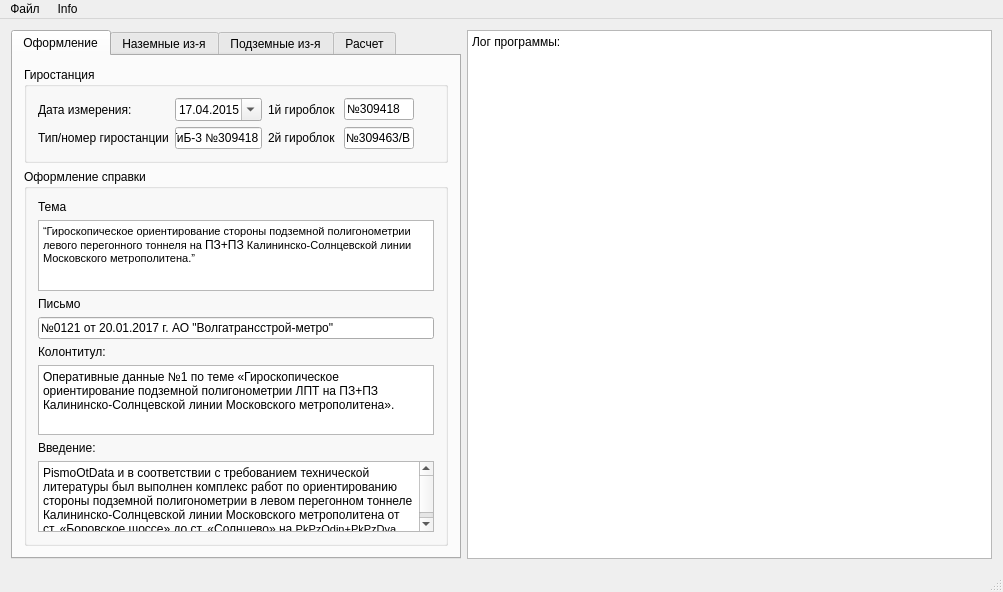
Before: the Qt Designer form mainwindow.ui in neos80/qGiro, drawn with Qt 5.
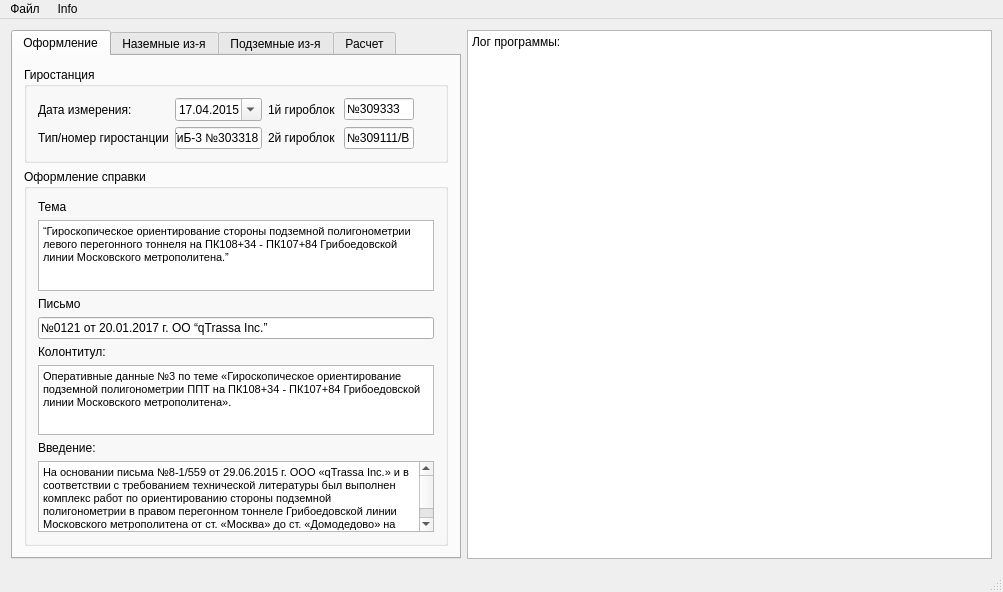
After: the same form once the commit is applied. The open tabs and pages were chosen to show the change. Icons and pictures are not drawn.

The edit to the form file:
```diff
--- a/mainwindow.ui
+++ b/mainwindow.ui
@@ -112,7 +112,7 @@
               </size>
              </property>
              <property name="text">
-              <string>ГиБ-3 №309418</string>
+              <string>ГиБ-3 №303318</string>
              </property>
              <property name="cursorPosition">
               <number>13</number>
@@ -135,7 +135,7 @@
               </size>
              </property>
              <property name="text">
-              <string>№309418</string>
+              <string>№309333</string>
              </property>
              <property name="cursorPosition">
               <number>7</number>
@@ -151,7 +151,7 @@
               </size>
              </property>
              <property name="text">
-              <string>№309463/B</string>
+              <string>№309111/B</string>
              </property>
              <property name="cursorPosition">
               <number>9</number>
@@ -207,7 +207,7 @@
 &lt;html&gt;&lt;head&gt;&lt;meta name=&quot;qrichtext&quot; content=&quot;1&quot; /&gt;&lt;style type=&quot;text/css&quot;&gt;
 p, li { white-space: pre-wrap; }
 &lt;/style&gt;&lt;/head&gt;&lt;body style=&quot; font-family:'MS Shell Dlg 2'; font-size:8.25pt; font-weight:400; font-style:normal;&quot;&gt;
-&lt;p style=&quot; margin-top:0px; margin-bottom:0px; margin-left:0px; margin-right:0px; -qt-block-indent:0; text-indent:0px;&quot;&gt;“Гироскопическое ориентирование стороны подземной полигонометрии левого перегонного тоннеля на &lt;span style=&quot; font-family:'Ubuntu'; font-size:9pt;&quot;&gt;ПЗ+ПЗ&lt;/span&gt; Калининско-Солнцевской линии Московского метрополитена.”&lt;/p&gt;&lt;/body&gt;&lt;/html&gt;</string>
+&lt;p style=&quot; margin-top:0px; margin-bottom:0px; margin-left:0px; margin-right:0px; -qt-block-indent:0; text-indent:0px;&quot;&gt;“Гироскопическое ориентирование стороны подземной полигонометрии левого перегонного тоннеля на ПК108+34 - ПК107+84 Грибоедовской линии Московского метрополитена.”&lt;/p&gt;&lt;/body&gt;&lt;/html&gt;</string>
              </property>
             </widget>
            </item>
@@ -221,7 +221,7 @@
            <item>
             <widget class="QLineEdit" name="EditPismo">
              <property name="text">
-              <string>№0121 от 20.01.2017 г. АО &quot;Волгатрансстрой-метро&quot;</string>
+              <string>№0121 от 20.01.2017 г. ОО “qTrassa Inc.”</string>
              </property>
             </widget>
            </item>
@@ -244,7 +244,7 @@
 &lt;html&gt;&lt;head&gt;&lt;meta name=&quot;qrichtext&quot; content=&quot;1&quot; /&gt;&lt;style type=&quot;text/css&quot;&gt;
 p, li { white-space: pre-wrap; }
 &lt;/style&gt;&lt;/head&gt;&lt;body style=&quot; font-family:'MS Shell Dlg 2'; font-size:8.25pt; font-weight:400; font-style:normal;&quot;&gt;
-&lt;p style=&quot; margin-top:0px; margin-bottom:0px; margin-left:0px; margin-right:0px; -qt-block-indent:0; text-indent:0px;&quot;&gt;&lt;span style=&quot; font-family:'Ubuntu'; font-size:9pt;&quot;&gt;Оперативные данные №1 по теме «Гироскопическое ориентирование подземной полигонометрии ЛПТ на ПЗ+ПЗ Калининско-Солнцевской линии Московского метрополитена».&lt;/span&gt;&lt;/p&gt;&lt;/body&gt;&lt;/html&gt;</string>
+&lt;p style=&quot; margin-top:0px; margin-bottom:0px; margin-left:0px; margin-right:0px; -qt-block-indent:0; text-indent:0px;&quot;&gt;&lt;span style=&quot; font-size:8pt;&quot;&gt;Оперативные данные №3 по теме «Гироскопическое ориентирование подземной полигонометрии ППТ на ПК108+34 - ПК107+84 Грибоедовской линии Московского метрополитена».&lt;/span&gt;&lt;/p&gt;&lt;/body&gt;&lt;/html&gt;</string>
              </property>
             </widget>
            </item>
@@ -262,7 +262,7 @@
 &lt;html&gt;&lt;head&gt;&lt;meta name=&quot;qrichtext&quot; content=&quot;1&quot; /&gt;&lt;style type=&quot;text/css&quot;&gt;
 p, li { white-space: pre-wrap; }
 &lt;/style&gt;&lt;/head&gt;&lt;body style=&quot; font-family:'MS Shell Dlg 2'; font-size:8.25pt; font-weight:400; font-style:normal;&quot;&gt;
-&lt;p style=&quot; margin-top:0px; margin-bottom:0px; margin-left:0px; margin-right:0px; -qt-block-indent:0; text-indent:0px;&quot;&gt;&lt;span style=&quot; font-family:'Ubuntu'; font-size:9pt;&quot;&gt;PismoOtData и в соответствии с требованием технической литературы был выполнен комплекс работ по ориентированию стороны подземной полигонометрии в левом перегонном тоннеле Калининско-Солнцевской линии Московского метрополитена от ст. «Боровское шоссе» до ст. «Солнцево» на &lt;/span&gt;PkPzOdin+PkPzDva&lt;span style=&quot; font-family:'Ubuntu'; font-size:9pt;&quot;&gt;.&lt;/span&gt;&lt;/p&gt;&lt;/body&gt;&lt;/html&gt;</string>
+&lt;p style=&quot; margin-top:0px; margin-bottom:0px; margin-left:0px; margin-right:0px; -qt-block-indent:0; text-indent:0px;&quot;&gt;&lt;span style=&quot; font-size:8pt;&quot;&gt;На основании письма №8-1/559 от 29.06.2015 г. ООО «qTrassa Inc.» и в соответствии с требованием технической литературы был выполнен комплекс работ по ориентированию стороны подземной полигонометрии в правом перегонном тоннеле Грибоедовской линии Московского метрополитена от ст. «Москва» до ст. «Домодедово» на ПК108+34 - ПК107+84.&lt;/span&gt;&lt;/p&gt;&lt;/body&gt;&lt;/html&gt;</string>
              </property>
             </widget>
            </item>
```
Left out of the diff: 2 changed lines with no effect on the pictures.
